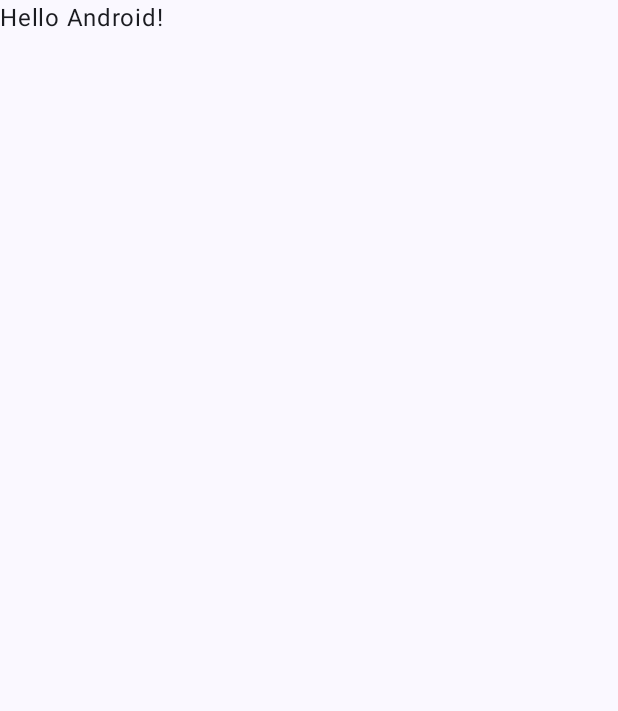
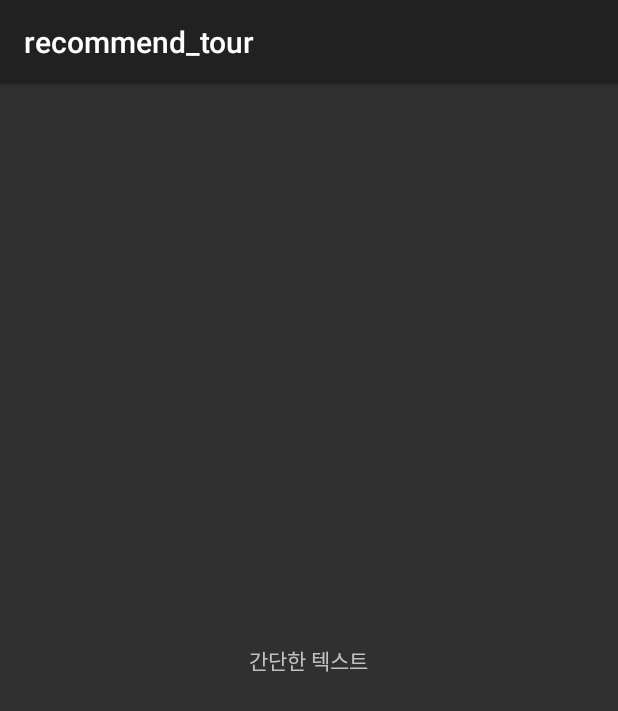
Before and after one commit to f-lab-edu/recommend-tour, an Android app built with Jetpack Compose: the screen it shows after launch (MainActivity before the commit, MyActivity after it), on a phone screen of 412 x 824 dp. Before the commit the part shown is almost empty. Shown: the top 711 px of the screen. Run offline under Robolectric (Android 15) with nearby library versions, the phone set to English and light mode, and no system bars.

Commit message:
[231031]

```diff
--- a/app/src/main/java/com/recommend_tour/MainActivity.kt
+++ b/app/src/main/java/com/recommend_tour/MainActivity.kt
@@ -1,46 +1,20 @@
 package com.recommend_tour
 
+import android.content.Intent
 import android.os.Bundle
-import androidx.activity.ComponentActivity
-import androidx.activity.compose.setContent
-import androidx.compose.foundation.layout.fillMaxSize
-import androidx.compose.material3.MaterialTheme
-import androidx.compose.material3.Surface
-import androidx.compose.material3.Text
-import androidx.compose.runtime.Composable
-import androidx.compose.ui.Modifier
-import androidx.compose.ui.tooling.preview.Preview
-import com.recommend_tour.ui.theme.Recommend_tourTheme
+import androidx.appcompat.app.AppCompatActivity
+import com.recommend_tour.service.ApiService
 
-class MainActivity : ComponentActivity() {
+
+//@AndroidEntryPoint
+class MyActivity : AppCompatActivity() {
+//    private val tourService: TourService by viewModels()
+
     override fun onCreate(savedInstanceState: Bundle?) {
         super.onCreate(savedInstanceState)
-        setContent {
-            Recommend_tourTheme {
-                // A surface container using the 'background' color from the theme
-                Surface(
-                    modifier = Modifier.fillMaxSize(),
-                    color = MaterialTheme.colorScheme.background
-                ) {
-                    Greeting("Android")
-                }
-            }
-        }
+        setContentView(R.layout.activity_test)
+
+        val serviceIntent = Intent(this, ApiService::class.java)
+        startService(serviceIntent)
     }
 }
-
-@Composable
-fun Greeting(name: String, modifier: Modifier = Modifier) {
-    Text(
-        text = "Hello $name!",
-        modifier = modifier
-    )
-}
-
-@Preview(showBackground = true)
-@Composable
-fun GreetingPreview() {
-    Recommend_tourTheme {
-        Greeting("Android")
-    }
-}
--- /dev/null
+++ b/app/src/main/res/layout/activity_test.xml
@@ -0,0 +1,16 @@
+<?xml version="1.0" encoding="utf-8"?>
+<RelativeLayout
+    xmlns:android="http://schemas.android.com/apk/res/android"
+    xmlns:app="http://schemas.android.com/apk/res-auto"
+    xmlns:tools="http://schemas.android.com/tools"
+    android:layout_width="match_parent"
+    android:layout_height="match_parent"
+    tools:context=".MyActivity">
+
+    <TextView
+        android:id="@+id/test1"
+        android:layout_width="wrap_content"
+        android:layout_height="wrap_content"
+        android:text="간단한 텍스트"
+        android:layout_centerInParent="true" />
+</RelativeLayout>
```
Also changed, not shown: app/build.gradle.kts (+8 -0 lines), app/src/main/AndroidManifest.xml (+12 -2 lines), app/src/main/java/com/recommend_tour/MainApplication.kt (added, +13 -0 lines), app/src/main/java/com/recommend_tour/api/TourService.kt (added, +58 -0 lines), app/src/main/java/com/recommend_tour/data/ApiResponse.kt (added, +111 -0 lines), app/src/main/java/com/recommend_tour/data/AppDatabase.kt (added, +9 -0 lines), app/src/main/java/com/recommend_tour/data/TourDao.kt (added, +21 -0 lines), app/src/main/java/com/recommend_tour/data/TourList.kt (added, +52 -0 lines), app/src/main/java/com/recommend_tour/data/TourRepository.kt (added, +22 -0 lines), app/src/main/java/com/recommend_tour/di/DatabaseModule.kt (added, +33 -0 lines), app/src/main/java/com/recommend_tour/di/NetworkModule.kt (added, +19 -0 lines), app/src/main/java/com/recommend_tour/service/ApiService.kt (added, +127 -0 lines), app/src/main/java/com/recommend_tour/viewmodels/TourListViewModel.kt (added, +73 -0 lines), 416 other files.
